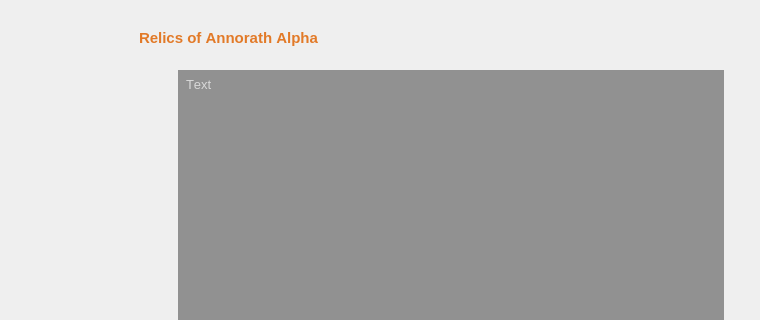
Old version of the form src/ui/roamainwidget.ui in the repository Lerentis/ROAI; both pictures show x 151 to 911 and y 0 to 320 of the 911 by 534 pixel window.
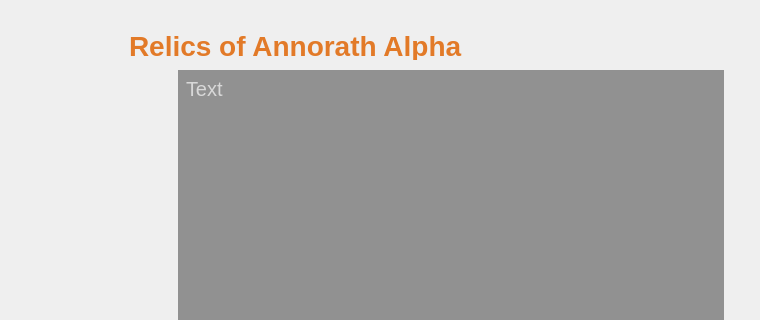
New version of the form. Icons and pictures are not drawn.

Diff of the .ui file:
```diff
--- a/src/ui/roamainwidget.ui
+++ b/src/ui/roamainwidget.ui
@@ -24,7 +24,6 @@
    </property>
    <property name="font">
     <font>
-     <family>Ubuntu</family>
      <pointsize>11</pointsize>
      <stylestrategy>PreferAntialias</stylestrategy>
      <kerning>false</kerning>
@@ -40,19 +39,17 @@
      <x>337</x>
      <y>77</y>
      <width>530</width>
-     <height>110</height>
+     <height>80</height>
     </rect>
    </property>
    <property name="font">
     <font>
-     <family>Ubuntu</family>
-     <pointsize>10</pointsize>
-     <stylestrategy>PreferAntialias</stylestrategy>
-     <kerning>false</kerning>
+     <pointsize>-1</pointsize>
     </font>
    </property>
    <property name="styleSheet">
-    <string notr="true">color: rgb(216, 216, 216);</string>
+    <string notr="true">color: rgb(216, 216, 216);
+font-size: 20px;</string>
    </property>
    <property name="text">
     <string>&lt;html&gt;&lt;head/&gt;&lt;body&gt;&lt;p&gt;Text&lt;/p&gt;&lt;/body&gt;&lt;/html&gt;</string>
@@ -68,25 +65,26 @@
    <property name="geometry">
     <rect>
      <x>337</x>
-     <y>190</y>
+     <y>150</y>
      <width>520</width>
      <height>250</height>
     </rect>
    </property>
    <property name="font">
     <font>
-     <family>Ubuntu</family>
+     <pointsize>-1</pointsize>
     </font>
    </property>
    <property name="styleSheet">
-    <string notr="true">color: rgb(255, 255, 255);</string>
+    <string notr="true">color: rgb(255, 255, 255);
+font-size: 28px;</string>
    </property>
   </widget>
   <widget class="QLabel" name="qlSubtitel">
    <property name="geometry">
     <rect>
-     <x>290</x>
-     <y>29</y>
+     <x>280</x>
+     <y>30</y>
      <width>590</width>
      <height>30</height>
     </rect>
@@ -94,18 +92,22 @@
    <property name="font">
     <font>
      <family>Ubuntu</family>
-     <pointsize>11</pointsize>
+     <pointsize>-1</pointsize>
      <weight>75</weight>
      <bold>true</bold>
-     <stylestrategy>PreferAntialias</stylestrategy>
-     <kerning>false</kerning>
     </font>
    </property>
    <property name="layoutDirection">
     <enum>Qt::LeftToRight</enum>
    </property>
+   <property name="autoFillBackground">
+    <bool>false</bool>
+   </property>
    <property name="styleSheet">
-    <string notr="true">color: #e27a28;</string>
+    <string notr="true">color: #e27a28;
+font-size: 28px;
+font-family: &quot;Ubuntu&quot;;
+font-weight: bold;</string>
    </property>
    <property name="text">
     <string>Relics of Annorath Alpha</string>
```
